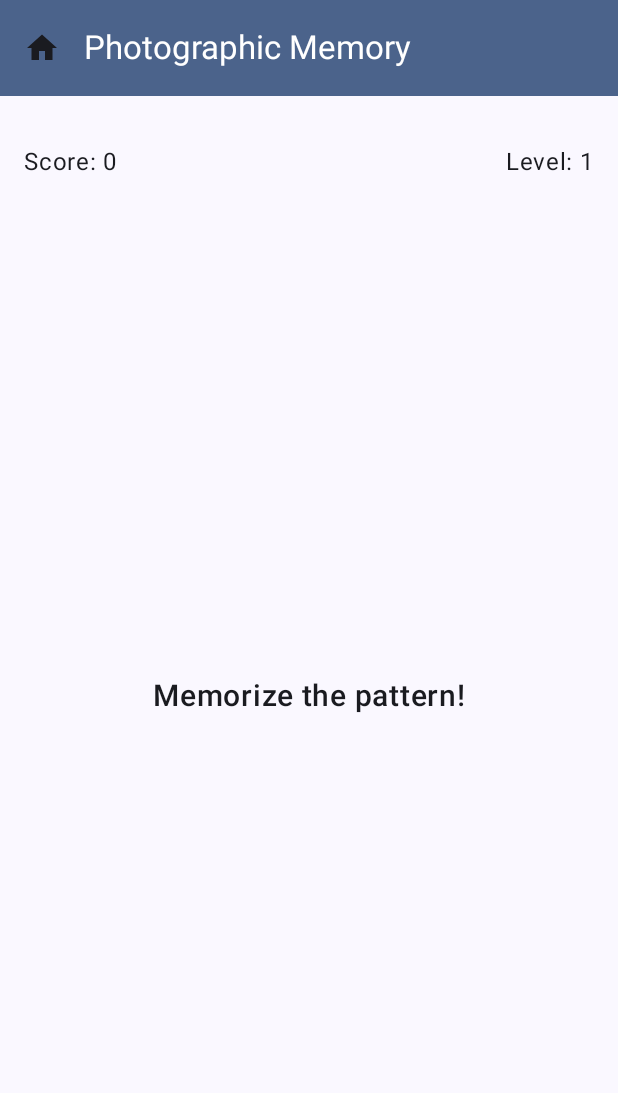
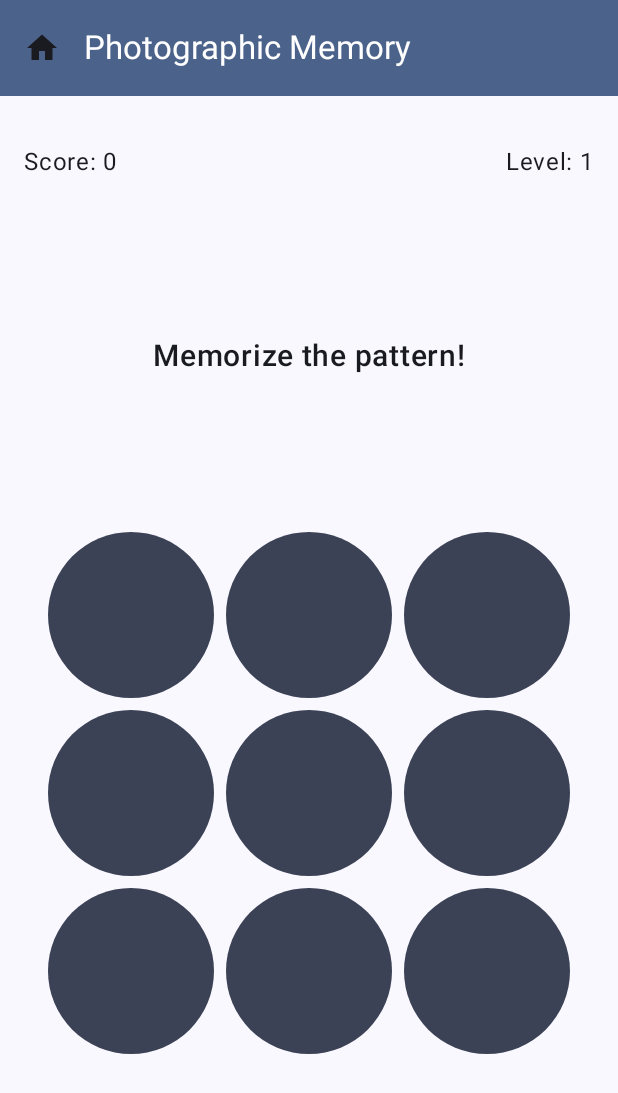
Before and after one commit to pavolhodas/SharpGames, an Android app built with Jetpack Compose: the PhotographicMemoryScreen screen opened through its navigation route, after a tap on "Start Game", on a phone screen of 412 x 824 dp. Shown: the top 1093 px of the screen. Run offline under Robolectric (Android 15) with nearby library versions, the phone set to English and light mode, and no system bars.

Commit message:
Add grid of buttons PhotographicMemoryScreen

```diff
--- a/app/src/main/java/fri/uniza/sk/sharpgames/screens/PhotographicMemoryScreen.kt
+++ b/app/src/main/java/fri/uniza/sk/sharpgames/screens/PhotographicMemoryScreen.kt
@@ -16,7 +16,9 @@ data class PhotographicMemoryState(
     val score: Int = 0,
     val level: Int = 1,
     val isShowingPattern: Boolean = false,
-    val isGameActive: Boolean = false
+    val isGameActive: Boolean = false,
+    val pattern: List<Int> = emptyList(),  // indexy tlačidiel v poradí
+    val playerSequence: List<Int> = emptyList()  // sekvencia, ktorú hráč stlačil
 )
 
 @Composable
@@ -80,6 +82,36 @@ fun PhotographicMemoryScreen(navController: NavController) {
                     fontSize = 20.sp,
                     fontWeight = FontWeight.Medium
                 )
+
+                // Grid tlačidiel 3x3
+                Column(
+                    modifier = Modifier
+                        .fillMaxWidth()
+                        .padding(16.dp),
+                    verticalArrangement = Arrangement.spacedBy(8.dp)
+                ) {
+                    for (row in 0..2) {
+                        Row(
+                            modifier = Modifier.fillMaxWidth(),
+                            horizontalArrangement = Arrangement.spacedBy(8.dp)
+                        ) {
+                            for (col in 0..2) {
+                                val index = row * 3 + col
+                                Button(
+                                    onClick = { /* Tu bude logika pre stlačenie tlačidla */ },
+                                    modifier = Modifier
+                                        .weight(1f)
+                                        .aspectRatio(1f),
+                                    colors = ButtonDefaults.buttonColors(
+                                        containerColor = MaterialTheme.colorScheme.secondary
+                                    )
+                                ) {
+                                    // Prázdny obsah tlačidla
+                                }
+                            }
+                        }
+                    }
+                }
             }
 
             // Spodná časť - prázdny priestor pre budúci obsah
```
